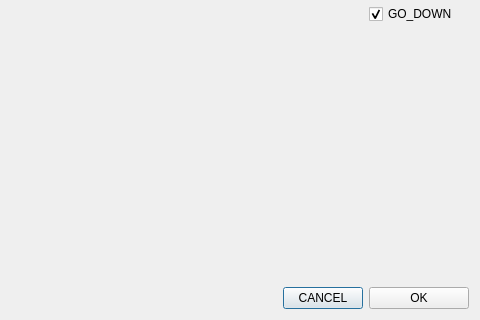
First picture: the form in src/GUI/LineSelectionDialog.ui, repository fblupi/3DCurator, before the edit; both pictures show x 148 to 628 and y 230 to 550 of the 628 by 550 pixel window.
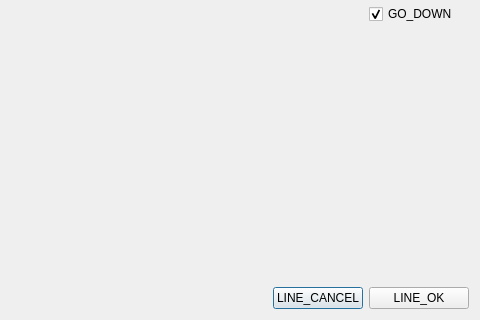
Second picture: the form after the edit.

```diff
--- a/src/GUI/LineSelectionDialog.ui
+++ b/src/GUI/LineSelectionDialog.ui
@@ -118,7 +118,7 @@
    <item row="4" column="1">
     <widget class="QPushButton" name="cancelButton">
      <property name="text">
-      <string>CANCEL</string>
+      <string>LINE_CANCEL</string>
      </property>
     </widget>
    </item>
@@ -138,7 +138,7 @@
    <item row="4" column="2">
     <widget class="QPushButton" name="okButton">
      <property name="text">
-      <string>OK</string>
+      <string>LINE_OK</string>
      </property>
     </widget>
    </item>
```
